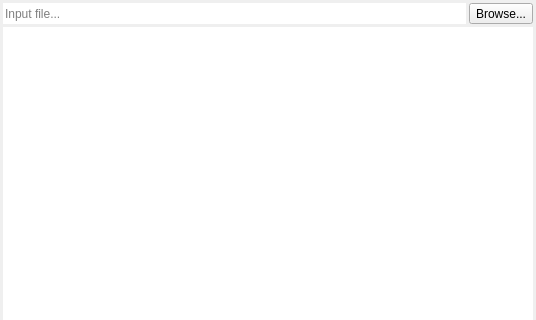
First picture: the form in src/UI/inputwidget.ui, repository RxLaboratory/DuME, before the edit; both pictures show x 0 to 536 and y 0 to 320 of the 536 by 612 pixel window.
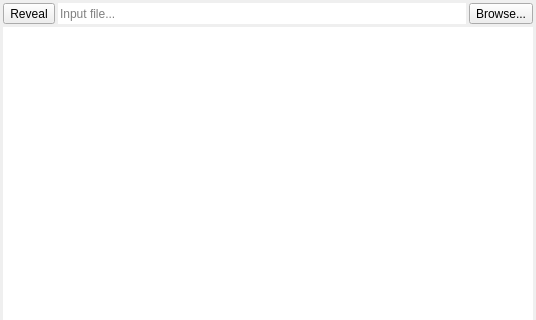
Second picture: the form after the edit. Icons and pictures are not drawn.

Commit message: added reveal buttons

```diff
--- a/src/UI/inputwidget.ui
+++ b/src/UI/inputwidget.ui
@@ -40,6 +40,32 @@
      <property name="bottomMargin">
       <number>3</number>
      </property>
+     <item>
+      <widget class="QToolButton" name="revealButton">
+       <property name="sizePolicy">
+        <sizepolicy hsizetype="Minimum" vsizetype="Expanding">
+         <horstretch>0</horstretch>
+         <verstretch>0</verstretch>
+        </sizepolicy>
+       </property>
+       <property name="text">
+        <string>Reveal</string>
+       </property>
+       <property name="icon">
+        <iconset resource="../resources.qrc">
+         <normaloff>:/icons/go-folder</normaloff>:/icons/go-folder</iconset>
+       </property>
+       <property name="iconSize">
+        <size>
+         <width>16</width>
+         <height>16</height>
+        </size>
+       </property>
+       <property name="toolButtonStyle">
+        <enum>Qt::ToolButtonTextUnderIcon</enum>
+       </property>
+      </widget>
+     </item>
      <item>
       <widget class="QLineEdit" name="inputEdit">
        <property name="sizePolicy">
```
The commit also changes 6 other files.
